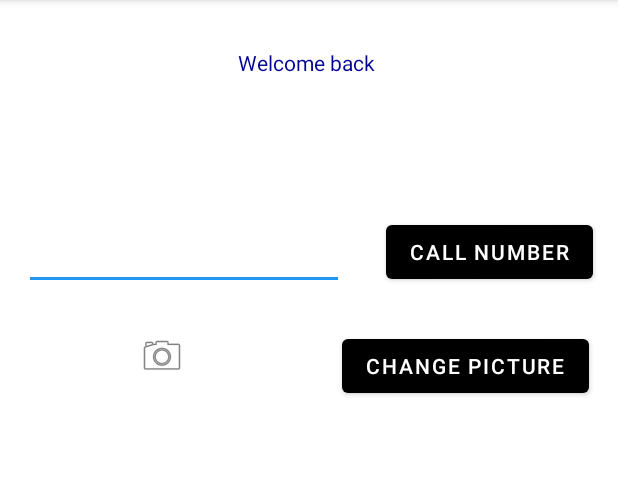
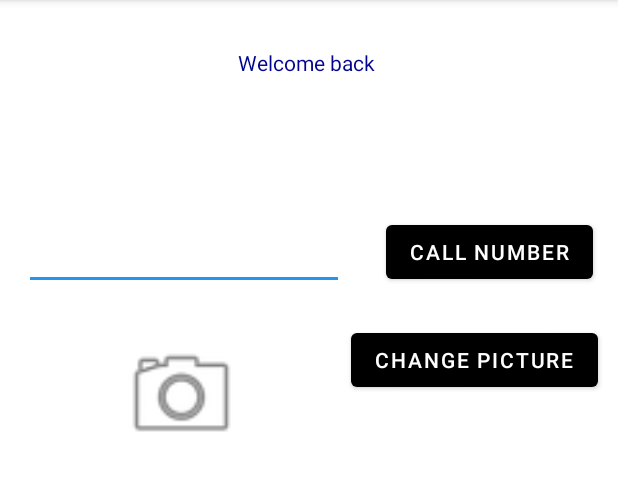
Before and after one commit to Will-Rakita/Williams-Andriod-Labs, an Android app: the screen it shows after launch (SecondActivity), after a tap on "LOGIN", on a phone screen of 412 x 824 dp, the part 84-575 px from its top. Run offline under Robolectric (Android 15) with nearby library versions, the phone set to English and light mode, and no system bars.

Commit message:
Week 4 finished

```diff
--- a/app/src/main/res/layout/activity_second.xml
+++ b/app/src/main/res/layout/activity_second.xml
@@ -42,10 +42,10 @@
 
     <ImageView
         android:id="@+id/imageView"
-        android:layout_width="wrap_content"
-        android:layout_height="wrap_content"
-        android:layout_marginStart="92dp"
-        android:layout_marginTop="28dp"
+        android:layout_width="82dp"
+        android:layout_height="92dp"
+        android:layout_marginStart="80dp"
+        android:layout_marginTop="24dp"
         app:layout_constraintStart_toStartOf="parent"
         app:layout_constraintTop_toBottomOf="@+id/editTextPhone"
         app:srcCompat="@android:drawable/ic_menu_camera" />
@@ -54,8 +54,8 @@
         android:id="@+id/button2"
         android:layout_width="wrap_content"
         android:layout_height="wrap_content"
-        android:layout_marginStart="104dp"
-        android:layout_marginTop="28dp"
+        android:layout_marginStart="72dp"
+        android:layout_marginTop="24dp"
         android:text="Change Picture"
         app:layout_constraintStart_toEndOf="@+id/imageView"
         app:layout_constraintTop_toBottomOf="@+id/button" />
```
